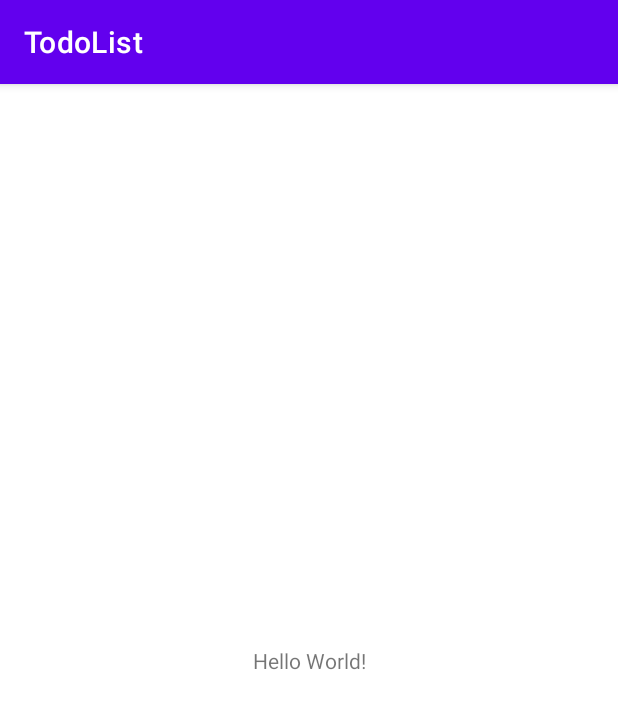
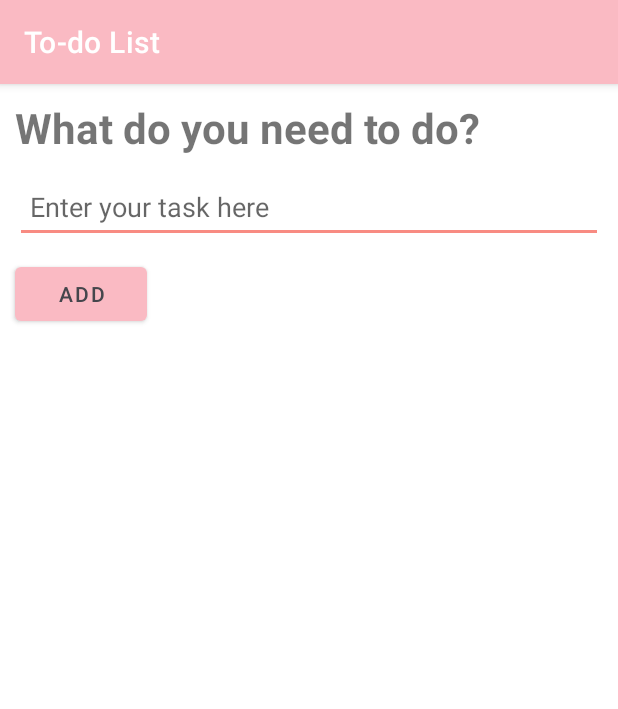
Before and after one commit to YuenShanTsang/TodoList, an Android app: the screen it shows after launch (MainActivity), on a phone screen of 412 x 824 dp. Shown: the top 709 px of the screen. Run offline under Robolectric (Android 15) with nearby library versions, the phone set to English and light mode, and no system bars.

Commit message:
Completed the UI with edit text and list view

```diff
--- a/app/build.gradle
+++ b/app/build.gradle
@@ -23,6 +23,11 @@ android {
             proguardFiles getDefaultProguardFile('proguard-android-optimize.txt'), 'proguard-rules.pro'
         }
     }
+
+    buildFeatures {
+        viewBinding = true
+    }
+
     compileOptions {
         sourceCompatibility JavaVersion.VERSION_1_8
         targetCompatibility JavaVersion.VERSION_1_8
--- a/app/src/main/res/layout/activity_main.xml
+++ b/app/src/main/res/layout/activity_main.xml
@@ -1,18 +1,49 @@
 <?xml version="1.0" encoding="utf-8"?>
-<androidx.constraintlayout.widget.ConstraintLayout xmlns:android="http://schemas.android.com/apk/res/android"
-    xmlns:app="http://schemas.android.com/apk/res-auto"
+
+<LinearLayout xmlns:android="http://schemas.android.com/apk/res/android"
     xmlns:tools="http://schemas.android.com/tools"
     android:layout_width="match_parent"
     android:layout_height="match_parent"
-    tools:context=".MainActivity">
+    android:orientation="vertical">
 
     <TextView
+        android:id="@+id/question_text_view"
+        android:layout_width="match_parent"
+        android:layout_height="wrap_content"
+        android:layout_marginTop="10dp"
+        android:layout_marginStart="10dp"
+        android:layout_marginEnd="10dp"
+        android:gravity="start"
+        android:text="@string/question_text"
+        android:textSize="28sp"
+        android:textStyle="bold" />
+
+    <EditText
+        android:id="@+id/input_edit_text"
+        android:layout_width="match_parent"
+        android:layout_height="wrap_content"
+        android:layout_margin="10dp"
+        android:padding="10dp"
+        android:minHeight="48dp"
+        android:ems="15"
+        android:hint="@string/input_editText"
+        android:importantForAutofill="no"
+        android:inputType="text"
+        tools:ignore="VisualLintTextFieldSize" />
+
+    <Button
+        android:id="@+id/add_button"
         android:layout_width="wrap_content"
         android:layout_height="wrap_content"
-        android:text="Hello World!"
-        app:layout_constraintBottom_toBottomOf="parent"
-        app:layout_constraintEnd_toEndOf="parent"
-        app:layout_constraintStart_toStartOf="parent"
-        app:layout_constraintTop_toTopOf="parent" />
+        android:layout_marginStart="10dp"
+        android:text="@string/add_button"
+        android:textColor="@color/material_dynamic_neutral30" />
 
-</androidx.constraintlayout.widget.ConstraintLayout>
+    <ListView
+        android:id="@+id/todo_list_view"
+        android:layout_width="match_parent"
+        android:layout_height="wrap_content"
+        android:layout_marginStart="10dp"
+        android:layout_marginEnd="10dp" />
+
+</LinearLayout>
--- a/app/src/main/res/values/colors.xml
+++ b/app/src/main/res/values/colors.xml
@@ -7,4 +7,6 @@
     <color name="teal_700">#FF018786</color>
     <color name="black">#FF000000</color>
     <color name="white">#FFFFFFFF</color>
+    <color name="pink">#FABAC3</color>
+    <color name="coral">#F88B82</color>
 </resources>
--- a/app/src/main/res/values/strings.xml
+++ b/app/src/main/res/values/strings.xml
@@ -1,3 +1,6 @@
 <resources>
-    <string name="app_name">TodoList</string>
+    <string name="app_name">To-do List</string>
+    <string name="question_text">What do you need to do?</string>
+    <string name="input_editText">Enter your task here</string>
+    <string name="add_button">Add</string>
 </resources>
--- a/app/src/main/res/values/themes.xml
+++ b/app/src/main/res/values/themes.xml
@@ -2,11 +2,11 @@
     <!-- Base application theme. -->
     <style name="Theme.TodoList" parent="Theme.MaterialComponents.DayNight.DarkActionBar">
         <!-- Primary brand color. -->
-        <item name="colorPrimary">@color/purple_500</item>
+        <item name="colorPrimary">@color/pink</item>
         <item name="colorPrimaryVariant">@color/purple_700</item>
         <item name="colorOnPrimary">@color/white</item>
         <!-- Secondary brand color. -->
-        <item name="colorSecondary">@color/teal_200</item>
+        <item name="colorSecondary">@color/coral</item>
         <item name="colorSecondaryVariant">@color/teal_700</item>
         <item name="colorOnSecondary">@color/black</item>
         <!-- Status bar color. -->
```
